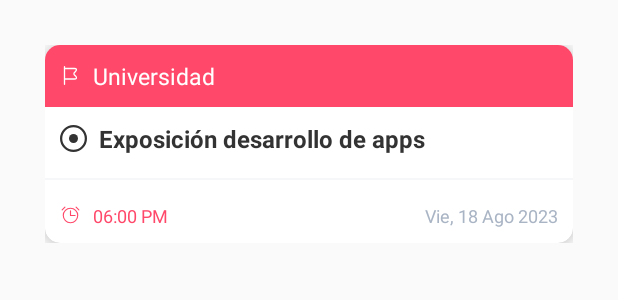
After one commit to dannxvc/todoapp, an Android app: the layout each_task.xml on its own in the app's theme, with its tools: preview values and no code run, on a phone screen of 412 x 824 dp. The commit adds this screen. Shown: the top 300 px of the screen. Run offline under Robolectric (Android 15) with nearby library versions, the phone set to English and light mode, and no system bars.

Commit message:
Add activity splash and each task layout

```diff
--- a/app/build.gradle.kts
+++ b/app/build.gradle.kts
@@ -33,6 +33,7 @@ android {
 }
 
 dependencies {
+    implementation("com.google.firebase:firebase-firestore:24.9.1")
     val nav_version = "2.7.4"
     val lifecycle_version = "2.2.0"
 
--- /dev/null
+++ b/app/src/main/res/layout/each_task.xml
@@ -0,0 +1,76 @@
+<?xml version="1.0" encoding="utf-8"?>
+<androidx.constraintlayout.widget.ConstraintLayout xmlns:android="http://schemas.android.com/apk/res/android"
+    android:layout_width="match_parent"
+    android:layout_height="wrap_content"
+    xmlns:app="http://schemas.android.com/apk/res-auto"
+    android:layout_margin="30dp"
+    >
+    <androidx.cardview.widget.CardView
+        android:layout_width="match_parent"
+        android:layout_height="match_parent"
+        app:cardCornerRadius="10dp"
+        app:cardElevation="5dp"
+        >
+
+        <LinearLayout
+            android:layout_width="match_parent"
+            android:layout_height="match_parent"
+            android:layout_gravity="center_horizontal"
+            android:orientation="vertical">
+
+            <TextView
+                style="@style/cardTitleStyle"
+                android:layout_width="match_parent"
+                android:layout_height="match_parent"
+                android:background="@color/red"
+                android:drawableStart="@drawable/flag"
+                android:drawablePadding="8dp"
+                android:textSize="15sp"
+                android:text="Universidad"
+                android:textAlignment="textStart" />
+
+            <TextView
+                style="@style/cardDescriptionStyle"
+                android:layout_width="match_parent"
+                android:layout_height="match_parent"
+                android:drawableStart="@drawable/circle"
+                android:drawablePadding="8dp"
+                android:textSize="16sp"
+
+                android:text="Exposición desarrollo de apps"
+                android:textAlignment="viewStart" />
+
+            <View
+                android:layout_width="match_parent"
+                android:layout_height="1dp"
+                android:layout_marginVertical="5dp"
+                android:background="@color/graysoft" />
+
+            <LinearLayout
+                android:layout_width="match_parent"
+                android:layout_height="wrap_content"
+                android:layout_gravity="center_horizontal"
+                android:orientation="horizontal">
+
+                <TextView
+                    style="@style/cardTimeStyle"
+                    android:layout_width="wrap_content"
+                    android:layout_height="wrap_content"
+                    android:layout_weight="1"
+                    android:drawableStart="@drawable/alarm"
+                    android:drawablePadding="8dp"
+                    android:text="06:00 PM"
+                    android:textSize="12sp"
+                    android:textAlignment="viewStart" />
+
+                <TextView
+                    style="@style/cardDateStyle"
+                    android:layout_width="wrap_content"
+                    android:layout_height="wrap_content"
+                    android:text="Vie, 18 Ago 2023"
+                    android:textSize="12sp"
+                    />
+            </LinearLayout>
+        </LinearLayout>
+    </androidx.cardview.widget.CardView>
+</androidx.constraintlayout.widget.ConstraintLayout>
--- a/app/src/main/res/values/colors.xml
+++ b/app/src/main/res/values/colors.xml
@@ -5,7 +5,7 @@
     <color name="jade">#24A19C</color>
     <color name="gray">#767E8C</color>
     <color name="graysoft">#F6F7F9</color>
-    <color name="grayblueish">#A9B0C5</color>
+    <color name="grayblueish">#A9B4C4</color>
     <color name="red">#FF486A</color>
 
 </resources>
--- a/build.gradle.kts
+++ b/build.gradle.kts
@@ -1,3 +1,8 @@
+buildscript {
+    dependencies {
+        classpath("com.google.gms:google-services:4.4.0")
+    }
+}
 // Top-level build file where you can add configuration options common to all sub-projects/modules.
 plugins {
     id("com.android.application") version "8.1.1" apply false
```
Also changed, not shown: app/src/main/AndroidManifest.xml (+9 -4 lines), app/src/main/java/com/dannxvc/todoapp/views/SplashActivity.java (added, +31 -0 lines), app/src/main/res/layout/activity_home_tasks.xml (+34 -35 lines), app/src/main/res/layout/activity_splash.xml (added, +24 -0 lines).
